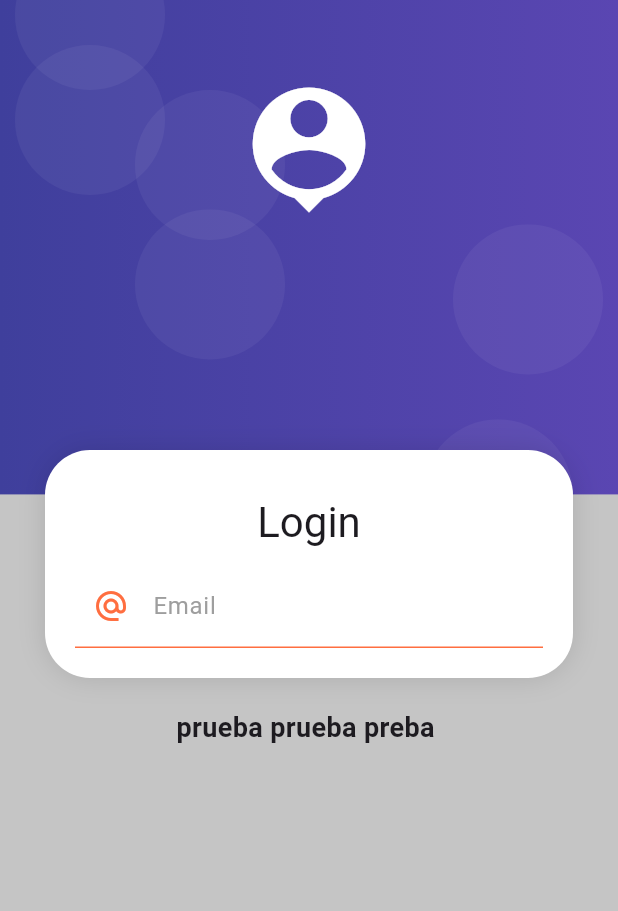
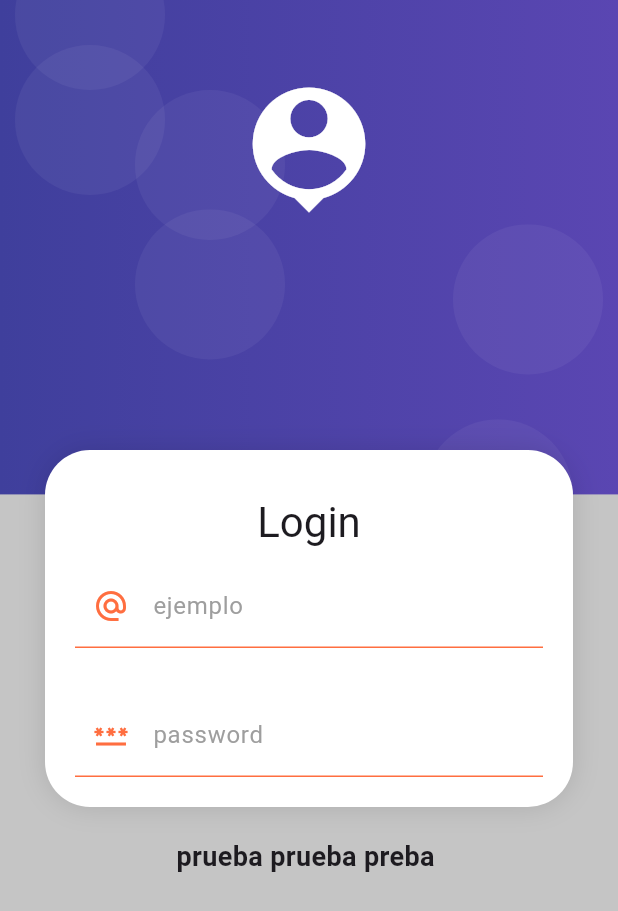
Before and after one commit to ricklegac/flutter, a Flutter app: the screen it shows after launch, on a phone screen of 412 x 824 dp. Shown: the top 911 px of the screen. Run offline on Flutter 3.47's test engine with Material 3 defaults, Android fonts, the phone set to English and light mode, and no system bars; our stand-ins replace card_swiper, shared_preferences, sqflite; accounts and stored records are empty.

Commit message:
input_decoration

```diff
--- a/productos_app/lib/screens/login_screen.dart
+++ b/productos_app/lib/screens/login_screen.dart
@@ -1,4 +1,5 @@
 import 'package:flutter/material.dart';
+import 'package:productos_app/ui/input_decoration.dart';
 import 'package:productos_app/widgets/widgets.dart';
 
 class LoginScreen extends StatelessWidget {
@@ -43,25 +44,15 @@ class _Formulario extends StatelessWidget {
           TextFormField(
             autocorrect: false,
             keyboardType: TextInputType.emailAddress,
-            decoration: const InputDecoration(
-              enabledBorder: UnderlineInputBorder(
-                borderSide: BorderSide(color: Colors.deepOrangeAccent)
-              ),
-              focusedBorder: UnderlineInputBorder(
-                borderSide: BorderSide(
-                  color: Colors.deepOrangeAccent,
-                  width: 2,
-                ),
-              ),
-              hintText: 'ejemplo@ejemplo.com',
-              labelText: 'Email',
-              labelStyle: TextStyle(
-                color: Colors.grey,
-              ),
-              prefixIcon: Icon(Icons.alternate_email, color: Colors.deepOrangeAccent)
-            ),
-
-          )
+            decoration: InputDecorationHelper.authInputDecoration(hintText: 'ejemplo@ejemplo.com', labelText: 'ejemplo', icono: Icons.alternate_email_sharp),
+          ),
+          const SizedBox(height: 30,),
+          TextFormField(
+            autocorrect: false,
+            obscureText: true,
+            keyboardType: TextInputType.visiblePassword,
+            decoration: InputDecorationHelper.authInputDecoration(hintText: 'password', labelText: 'password', icono: Icons.password),
+          ),
         ],)
       )
     );
--- /dev/null
+++ b/productos_app/lib/ui/input_decoration.dart
@@ -0,0 +1,30 @@
+import 'package:flutter/material.dart';
+
+class InputDecorationHelper{ //metodos y propiedades estaticas
+  static InputDecoration authInputDecoration({
+    required String hintText,
+    required String labelText,
+    IconData? icono,
+  }){
+    return  InputDecoration(
+      enabledBorder: const UnderlineInputBorder(
+        borderSide: BorderSide(color: Colors.deepOrangeAccent)
+      ),
+      focusedBorder:const UnderlineInputBorder(
+      borderSide: BorderSide(
+        color: Colors.deepOrangeAccent,
+        width: 2,
+      )),
+      hintText: hintText,
+      labelText: labelText,
+      labelStyle: const TextStyle(
+        color: Colors.grey,
+      ),
+      prefixIcon: icono != null
+      ? Icon(icono, color: Colors.deepOrangeAccent)
+      :  null,
+
+    );
+  }
+
+}
```
